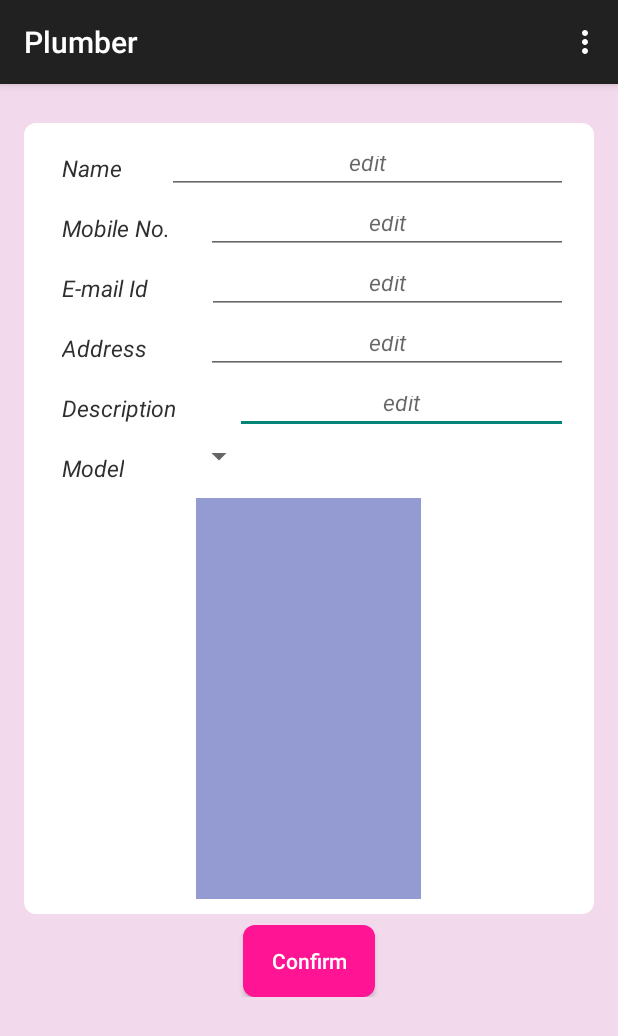
After one commit to bhavishyamathur/BLUE-COLLAR-SERVICES, an Android app: the Plumber screen opened directly, with no data from a screen before it, on a phone screen of 412 x 824 dp. The commit adds this screen. Shown: the top 1036 px of the screen. Run offline under Robolectric (Android 15) with nearby library versions, the phone set to English and light mode, and no system bars.

Commit message:
new activity added

```diff
--- /dev/null
+++ b/Mark3/app/src/main/java/com/example/neeraj/mark3/activities/Plumber.java
@@ -0,0 +1,40 @@
+package com.example.neeraj.mark3.activities;
+
+import android.support.v7.app.ActionBarActivity;
+import android.os.Bundle;
+import android.view.Menu;
+import android.view.MenuItem;
+
+import com.example.neeraj.mark3.R;
+
+public class Plumber extends ActionBarActivity {
+
+    @Override
+    protected void onCreate(Bundle savedInstanceState) {
+        super.onCreate(savedInstanceState);
+        setContentView(R.layout.activity_plumber);
+    }
+
+
+    @Override
+    public boolean onCreateOptionsMenu(Menu menu) {
+        // Inflate the menu; this adds items to the action bar if it is present.
+        getMenuInflater().inflate(R.menu.menu_plumber, menu);
+        return true;
+    }
+
+    @Override
+    public boolean onOptionsItemSelected(MenuItem item) {
+        // Handle action bar item clicks here. The action bar will
+        // automatically handle clicks on the Home/Up button, so long
+        // as you specify a parent activity in AndroidManifest.xml.
+        int id = item.getItemId();
+
+        //noinspection SimplifiableIfStatement
+        if (id == R.id.action_settings) {
+            return true;
+        }
+
+        return super.onOptionsItemSelected(item);
+    }
+}
--- /dev/null
+++ b/Mark3/app/src/main/res/layout/activity_plumber.xml
@@ -0,0 +1,268 @@
+<RelativeLayout xmlns:android="http://schemas.android.com/apk/res/android"
+    xmlns:tools="http://schemas.android.com/tools" android:layout_width="match_parent"
+    android:layout_height="match_parent" android:paddingLeft="@dimen/activity_horizontal_margin"
+    android:paddingRight="@dimen/activity_horizontal_margin"
+    android:paddingTop="@dimen/activity_vertical_margin"
+    android:paddingBottom="@dimen/activity_vertical_margin"
+    tools:context="com.example.neeraj.mark3.activities.Plumber"
+    android:background="#44de7bc2"
+    android:clickable="true">
+
+    <ScrollView
+        android:layout_width="fill_parent"
+        android:layout_height="match_parent">
+
+        <LinearLayout
+            android:layout_width="fill_parent"
+            android:layout_height="wrap_content"
+            android:orientation="vertical">
+
+
+
+            <LinearLayout
+                android:layout_marginTop="10sp"
+                android:layout_width="fill_parent"
+                android:layout_height="wrap_content"
+                android:padding="10sp"
+                android:background="@drawable/smalllinear2white"
+                android:orientation="vertical">
+
+                <LinearLayout
+                    android:layout_width="fill_parent"
+                    android:layout_height="40dp"
+                    android:orientation="horizontal">
+
+                    <TextView
+                        android:layout_width="wrap_content"
+                        android:layout_height="wrap_content"
+                        android:layout_gravity="center_vertical"
+                        android:layout_marginLeft="15dp"
+                        android:layout_marginRight="30dp"
+                        android:text="Name"
+                        android:textStyle="italic"
+                        android:textColor="#2f2f2f"
+                        android:textSize="15dp" />
+
+                    <EditText
+                        android:id="@+id/EditTextNAME"
+                        android:layout_width="fill_parent"
+                        android:layout_height="35dp"
+                        android:textStyle="italic"
+                        android:layout_gravity="center_vertical"
+                        android:layout_marginRight="7dp"
+                        android:layout_weight="1"
+                        android:gravity="bottom|center_horizontal"
+                        android:hint="edit"
+                        android:textColor="#778899"
+                        android:inputType="textPersonName"
+                        android:textSize="15dp" />
+                </LinearLayout>
+
+                <LinearLayout
+                    android:layout_width="fill_parent"
+                    android:layout_height="40dp"
+                    android:orientation="horizontal">
+
+                    <TextView
+                        android:layout_width="wrap_content"
+                        android:layout_height="wrap_content"
+                        android:layout_gravity="center_vertical"
+                        android:layout_marginLeft="15dp"
+                        android:layout_marginRight="24dp"
+                        android:text="Mobile No."
+                        android:textStyle="italic"
+                        android:textColor="#2f2f2f"
+                        android:textSize="15dp" />
+
+                    <EditText
+                        android:id="@+id/editTextMOBI"
+                        android:layout_width="fill_parent"
+                        android:layout_height="35dp"
+                        android:inputType="phone"
+                        android:textStyle="italic"
+                        android:layout_gravity="center_vertical"
+                        android:layout_marginRight="7dp"
+                        android:layout_weight="1"
+                        android:gravity="bottom|center_horizontal"
+                        android:hint="edit"
+                        android:textColor="#778899"
+                        android:textSize="15dp" />
+
+
+
+                </LinearLayout>
+
+                <LinearLayout
+                    android:layout_width="fill_parent"
+                    android:layout_height="40dp"
+                    android:orientation="horizontal">
+
+                    <TextView
+                        android:layout_width="wrap_content"
+                        android:layout_height="wrap_content"
+                        android:layout_gravity="center_vertical"
+                        android:layout_marginLeft="15dp"
+                        android:layout_marginRight="39dp"
+                        android:textStyle="italic"
+                        android:text="E-mail Id"
+                        android:textColor="#2f2f2f"
+                        android:textSize="15dp" />
+
+                    <EditText
+                        android:id="@+id/editTextMAIL"
+                        android:layout_width="fill_parent"
+                        android:layout_height="35dp"
+                        android:layout_gravity="center_vertical"
+                        android:layout_marginRight="7dp"
+                        android:textStyle="italic"
+                        android:inputType="textEmailAddress"
+                        android:layout_weight="1"
+                        android:gravity="bottom|center_horizontal"
+                        android:hint="edit"
+                        android:textColor="#778899"
+                        android:textSize="15dp" />
+
+
+                </LinearLayout>
+                <LinearLayout
+                    android:layout_width="fill_parent"
+                    android:layout_height="40dp"
+                    android:orientation="horizontal">
+
+                    <TextView
+                        android:layout_width="wrap_content"
+                        android:layout_height="wrap_content"
+                        android:layout_gravity="center_vertical"
+                        android:layout_marginLeft="15dp"
+                        android:layout_marginRight="39dp"
+                        android:textStyle="italic"
+                        android:text="Address"
+                        android:textColor="#2f2f2f"
+                        android:textSize="15dp" />
+
+                    <EditText
+                        android:id="@+id/editTextADDRESS"
+                        android:layout_width="fill_parent"
+                        android:layout_height="35dp"
+                        android:layout_gravity="center_vertical"
+                        android:layout_marginRight="7dp"
+                        android:textStyle="italic"
+                        android:inputType="textPostalAddress"
+                        android:layout_weight="1"
+                        android:gravity="bottom|center_horizontal"
+                        android:hint="edit"
+                        android:textColor="#778899"
+                        android:textSize="15dp" />
+
+
+                </LinearLayout>
+                <LinearLayout
+                    android:layout_width="fill_parent"
+                    android:layout_height="40dp"
+                    android:orientation="horizontal">
+
+                    <TextView
+                        android:layout_width="wrap_content"
+                        android:layout_height="wrap_content"
+                        android:layout_gravity="center_vertical"
+                        android:layout_marginLeft="15dp"
+                        android:layout_marginRight="39dp"
+                        android:textStyle="italic"
+                        android:text="Description"
+                        android:textColor="#2f2f2f"
+                        android:textSize="15dp" />
+
+                    <EditText
+                        android:id="@+id/editTextDescription"
+                        android:layout_width="fill_parent"
+                        android:layout_height="35dp"
+                        android:layout_gravity="center_vertical"
+                        android:layout_marginRight="7dp"
+                        android:textStyle="italic"
+                        android:inputType="textMultiLine"
+                        android:layout_weight="1"
+                        android:gravity="bottom|center_horizontal"
+                        android:hint="edit"
+                        android:textColor="#778899"
+                        android:textSize="15dp" />
+
+
+                </LinearLayout>
+                <LinearLayout
+                    android:layout_width="fill_parent"
+                    android:layout_height="40dp"
+                    android:orientation="horizontal">
+
+                    <TextView
+                        android:layout_width="wrap_content"
+                        android:layout_height="wrap_content"
+                        android:layout_gravity="center_vertical"
+                        android:layout_marginLeft="15dp"
+                        android:layout_marginRight="39dp"
+                        android:textStyle="italic"
+                        android:text="Model"
+                        android:textColor="#2f2f2f"
+                        android:textSize="15dp" />
+
+                    <Spinner
+                        android:layout_width="wrap_content"
+                        android:layout_height="wrap_content"
+                        android:id="@+id/spinner"
+                        android:dropDownSelector="@android:color/holo_blue_bright" />
+
+
+                </LinearLayout>
+
+                <!-- select image -->
+                <LinearLayout
+                    android:layout_marginRight="15dp"
+                    android:layout_marginLeft="15dp"
+                    android:layout_width="fill_parent"
+                    android:layout_height="wrap_content"
+                    android:orientation="vertical">
+
+                    <FrameLayout
+                        android:layout_width="match_parent"
+                        android:layout_height="267sp"
+
+                        >
+
+                        <ImageView
+                            android:id="@+id/imageviewPLUMBER"
+                            android:focusable="true"
+                            android:layout_width="150sp"
+                            android:layout_height="match_parent"
+                            android:layout_gravity="center"
+                            android:background="#ff949bd2" />
+
+                        <ImageView
+                            android:id="@+id/ivplumber"
+                            android:layout_width="fill_parent"
+                            android:layout_height="fill_parent"
+                            android:layout_weight="1"
+                            android:layout_gravity="center_horizontal" />
+
+                    </FrameLayout>
+
+                </LinearLayout>
+
+
+            </LinearLayout>
+
+            <Button
+                android:layout_marginTop="7dp"
+                android:layout_width="wrap_content"
+                android:layout_height="wrap_content"
+                android:text="Confirm"
+                android:id="@+id/buttonsubmit1"
+                android:textAllCaps="false"
+                android:background="@drawable/smalllinear"
+                android:layout_gravity="center"
+                android:gravity="center"
+                android:padding="5sp"
+                android:textColor="#ffffff"
+                />
+
+        </LinearLayout>
+    </ScrollView>
+</RelativeLayout>
--- /dev/null
+++ b/Mark3/app/src/main/res/menu/menu_plumber.xml
@@ -0,0 +1,7 @@
+<menu xmlns:android="http://schemas.android.com/apk/res/android"
+    xmlns:app="http://schemas.android.com/apk/res-auto"
+    xmlns:tools="http://schemas.android.com/tools"
+    tools:context="com.example.neeraj.mark3.activities.Plumber">
+    <item android:id="@+id/action_settings" android:title="@string/action_settings"
+        android:orderInCategory="100" app:showAsAction="never" />
+</menu>
--- a/Mark3/app/src/main/res/values/strings.xml
+++ b/Mark3/app/src/main/res/values/strings.xml
@@ -9,5 +9,7 @@
     <string name="navigation_drawer_close">Close navigation drawer</string>
     <string name="action_example">Example action</string>
     <string name="action_settings">Settings</string>
+    <string name="title_activity_plumber">Plumber</string>
+    <string name="hello_world">Hello world!</string>
 
 </resources>
```
Also changed, not shown: Mark3/app/src/main/AndroidManifest.xml (+11 -9 lines), 3 other files.
